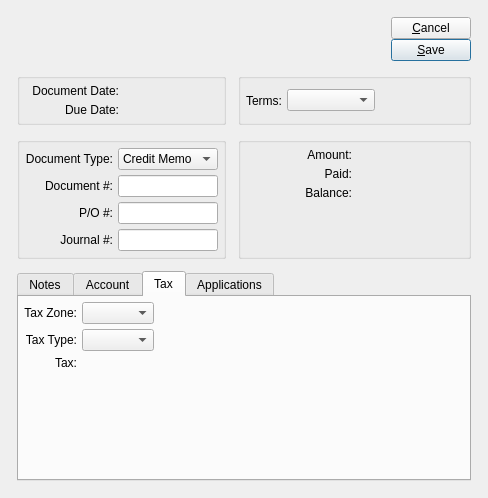
Qt form xtuple/trunk/guiclient/apOpenItem.ui (WooodHead/xtuple) before a commit.
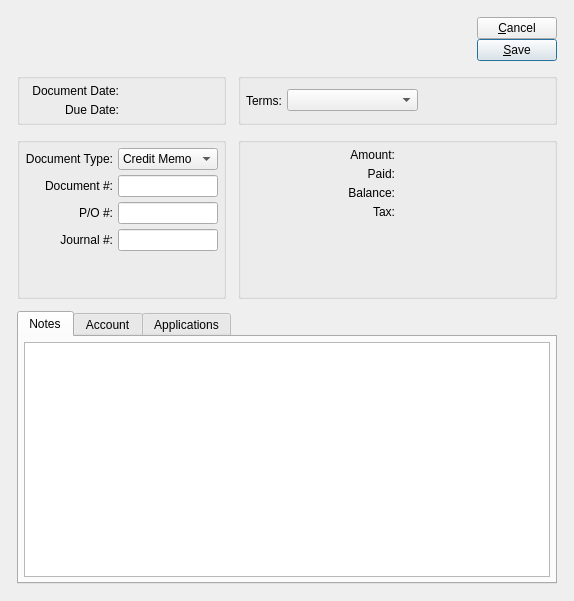
The same form after that commit. The open tabs and pages were chosen to show the change. Custom widgets are drawn as their Qt base class.

The edit to the form file:
```diff
--- a/xtuple/trunk/guiclient/apOpenItem.ui
+++ b/xtuple/trunk/guiclient/apOpenItem.ui
@@ -7,13 +7,13 @@
 is available at www.xtuple.com/CPAL.  By using this software, you agree
 to be bound by its terms.</comment>
  <class>apOpenItem</class>
- <widget class="QDialog" name="apOpenItem" >
-  <property name="geometry" >
+ <widget class="QDialog" name="apOpenItem">
+  <property name="geometry">
    <rect>
     <x>0</x>
     <y>0</y>
-    <width>488</width>
-    <height>498</height>
+    <width>574</width>
+    <height>601</height>
    </rect>
   </property>
   <property name="windowTitle" >
@@ -310,6 +310,19 @@
           </property>
          </widget>
         </item>
+        <item row="4" column="1">
+         <spacer name="verticalSpacer">
+          <property name="orientation">
+           <enum>Qt::Vertical</enum>
+          </property>
+          <property name="sizeHint" stdset="0">
+           <size>
+            <width>20</width>
+            <height>40</height>
+           </size>
+          </property>
+         </spacer>
+        </item>
        </layout>
       </widget>
      </item>
@@ -372,7 +385,7 @@
           </property>
          </widget>
         </item>
-        <item row="3" column="1" >
+        <item row="5" column="1">
          <spacer>
           <property name="orientation" >
            <enum>Qt::Vertical</enum>
@@ -385,6 +398,26 @@
           </property>
          </spacer>
         </item>
+        <item row="4" column="1">
+         <widget class="CurrCluster" name="_tax">
+          <property name="enabled">
+           <bool>false</bool>
+          </property>
+         </widget>
+        </item>
+        <item row="4" column="0">
+         <widget class="XURLLabel" name="_taxLit">
+          <property name="text">
+           <string>Tax:</string>
+          </property>
+          <property name="alignment">
+           <set>Qt::AlignRight|Qt::AlignTop|Qt::AlignTrailing</set>
+          </property>
+          <property name="margin">
+           <number>5</number>
+          </property>
+         </widget>
+        </item>
        </layout>
       </widget>
      </item>
@@ -467,133 +500,8 @@
          </item>
         </layout>
        </widget>
-       <widget class="QWidget" name="_taxTab" >
-        <attribute name="title" >
-         <string>Tax</string>
-        </attribute>
-        <layout class="QGridLayout" name="gridLayout" >
-         <item row="0" column="0" >
-          <layout class="QHBoxLayout" name="horizontalLayout_5" >
-           <item>
-            <layout class="QVBoxLayout" name="verticalLayout_3" >
-             <item>
-              <layout class="QGridLayout" name="gridLayout_5" >
-               <item row="0" column="0" >
-                <widget class="QLabel" name="_taxZoneLit" >
-                 <property name="text" >
-                  <string>Tax Zone:</string>
-                 </property>
-                 <property name="alignment" >
-                  <set>Qt::AlignRight|Qt::AlignTrailing|Qt::AlignVCenter</set>
-                 </property>
-                </widget>
-               </item>
-               <item row="0" column="1" >
-                <layout class="QHBoxLayout" name="horizontalLayout_3" >
-                 <item>
-                  <widget class="XComboBox" name="_taxZone" />
-                 </item>
-                 <item>
-                  <spacer name="horizontalSpacer_3" >
-                   <property name="orientation" >
-                    <enum>Qt::Horizontal</enum>
-                   </property>
-                   <property name="sizeHint" stdset="0" >
-                    <size>
-                     <width>40</width>
-                     <height>20</height>
-                    </size>
-                   </property>
-                  </spacer>
-                 </item>
-                </layout>
-               </item>
-               <item row="1" column="0" >
-                <widget class="QLabel" name="_taxtypeLit" >
-                 <property name="text" >
-                  <string>Tax Type:</string>
-                 </property>
-                 <property name="alignment" >
-                  <set>Qt::AlignRight|Qt::AlignTrailing|Qt::AlignVCenter</set>
-                 </property>
-                </widget>
-               </item>
-               <item row="1" column="1" >
-                <layout class="QHBoxLayout" name="horizontalLayout_4" >
-                 <item>
-                  <widget class="XComboBox" name="_taxtype" />
-                 </item>
-                 <item>
-                  <spacer name="horizontalSpacer_4" >
-                   <property name="orientation" >
-                    <enum>Qt::Horizontal</enum>
-                   </property>
-                   <property name="sizeHint" stdset="0" >
-                    <size>
-                     <width>40</width>
-                     <height>20</height>
-                    </size>
-                   </property>
-                  </spacer>
-                 </item>
-                </layout>
-               </item>
-               <item row="2" column="0" >
-                <widget class="XURLLabel" name="_taxLit" >
-                 <property name="text" >
-                  <string>Tax:</string>
-                 </property>
-                 <property name="alignment" >
-                  <set>Qt::AlignRight|Qt::AlignTop|Qt::AlignTrailing</set>
-                 </property>
-                 <property name="margin" >
-                  <number>5</number>
-                 </property>
-                </widget>
-               </item>
-               <item row="2" column="1" >
-                <widget class="CurrCluster" name="_tax" >
-                 <property name="enabled" >
-                  <bool>false</bool>
-                 </property>
-                </widget>
-               </item>
-              </layout>
-             </item>
-             <item>
-              <spacer name="verticalSpacer_2" >
-               <property name="orientation" >
-                <enum>Qt::Vertical</enum>
-               </property>
-               <property name="sizeHint" stdset="0" >
-                <size>
-                 <width>20</width>
-                 <height>40</height>
-                </size>
-               </property>
-              </spacer>
-             </item>
-            </layout>
-           </item>
-           <item>
-            <spacer name="horizontalSpacer_5" >
-             <property name="orientation" >
-              <enum>Qt::Horizontal</enum>
-             </property>
-             <property name="sizeHint" stdset="0" >
-              <size>
-               <width>40</width>
-               <height>20</height>
-              </size>
-             </property>
-            </spacer>
-           </item>
-          </layout>
-         </item>
-        </layout>
-       </widget>
-       <widget class="QWidget" name="_applicationsTab" >
-        <attribute name="title" >
+       <widget class="QWidget" name="_applicationsTab">
+        <attribute name="title">
          <string>Applications</string>
         </attribute>
         <layout class="QGridLayout" >
@@ -621,7 +529,7 @@
    </item>
   </layout>
  </widget>
- <layoutdefault spacing="5" margin="5" />
+ <layoutdefault spacing="5" margin="5"/>
  <pixmapfunction>qPixmapFromMimeSource</pixmapfunction>
  <customwidgets>
   <customwidget>
```
Left out of the diff: 347 changed lines with no effect on the pictures.
